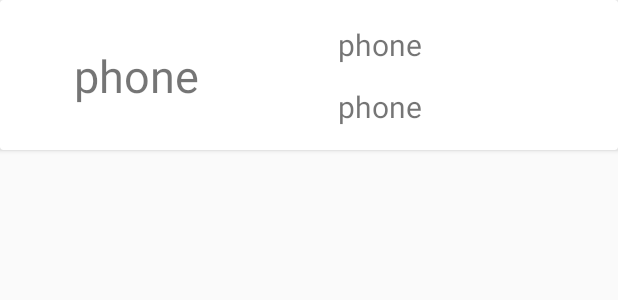
After one commit to arifdroid/10MarchProgress, an Android app: the layout custom_layout_cardview.xml on its own in the app's theme, with its tools: preview values and no code run, on a phone screen of 412 x 824 dp. The commit adds this screen. Shown: the top 300 px of the screen. Run offline under Robolectric (Android 15) with nearby library versions, the phone set to English and light mode, and no system bars.

Commit message:
working recycler view, retrieve data from database firestore cloud

```diff
--- a/app/build.gradle
+++ b/app/build.gradle
@@ -38,5 +38,6 @@ dependencies {
     testImplementation 'junit:junit:4.12'
     androidTestImplementation 'com.android.support.test:runner:1.0.2'
     androidTestImplementation 'com.android.support.test.espresso:espresso-core:3.0.2'
+    implementation 'com.android.support:recyclerview-v7:28.0.0'
 }
 apply plugin: 'com.google.gms.google-services'
--- a/app/src/main/java/com/example/a6march_firestorefinalize/ContactUser.java
+++ b/app/src/main/java/com/example/a6march_firestorefinalize/ContactUser.java
@@ -6,7 +6,6 @@ public class ContactUser {
     private String phone;
 
     public ContactUser() {
-
     }
 
     public String getName() {
--- a/app/src/main/java/com/example/a6march_firestorefinalize/MainActivity.java
+++ b/app/src/main/java/com/example/a6march_firestorefinalize/MainActivity.java
@@ -1,5 +1,6 @@
 package com.example.a6march_firestorefinalize;
 
+import android.content.Intent;
 import android.support.annotation.NonNull;
 import android.support.v7.app.AppCompatActivity;
 import android.os.Bundle;
@@ -9,6 +10,7 @@ import android.widget.Button;
 import android.widget.EditText;
 import android.widget.TextView;
 
+import com.example.a6march_firestorefinalize.listing_firestor_recycler.ListingFireStoreActivity;
 import com.google.android.gms.tasks.OnCompleteListener;
 import com.google.android.gms.tasks.Task;
 import com.google.firebase.FirebaseApp;
@@ -58,6 +60,9 @@ public class MainActivity extends AppCompatActivity {
             @Override
             public void onClick(View v) {
 
+                Intent intent = new Intent(MainActivity.this, ListingFireStoreActivity.class);
+                startActivity(intent);
+                intent.setFlags(Intent.FLAG_ACTIVITY_CLEAR_TOP);
             }
         });
 
--- /dev/null
+++ b/app/src/main/res/layout/custom_layout_cardview.xml
@@ -0,0 +1,69 @@
+<?xml version="1.0" encoding="utf-8"?>
+<android.support.v7.widget.CardView xmlns:android="http://schemas.android.com/apk/res/android"
+    xmlns:app="http://schemas.android.com/apk/res-auto"
+    xmlns:tools="http://schemas.android.com/tools"
+    android:layout_width="match_parent"
+    android:layout_height="wrap_content"
+    android:background="@color/cardview_light_background"
+
+
+    >
+
+    <android.support.constraint.ConstraintLayout
+        android:layout_width="match_parent"
+        android:layout_height="100dp">
+
+
+        <TextView
+            android:id="@+id/textViewName"
+            android:layout_width="wrap_content"
+            android:layout_height="wrap_content"
+            android:layout_marginStart="8dp"
+            android:layout_marginTop="8dp"
+            android:layout_marginEnd="8dp"
+            android:layout_marginBottom="8dp"
+            android:text="phone"
+            android:textSize="30sp"
+            app:layout_constraintBottom_toBottomOf="parent"
+            app:layout_constraintEnd_toStartOf="@+id/guideline2"
+            app:layout_constraintStart_toStartOf="parent"
+            app:layout_constraintTop_toTopOf="parent"
+            app:layout_constraintVertical_bias="0.511" />
+
+        <TextView
+            android:id="@+id/textViewPhone"
+            android:layout_width="wrap_content"
+            android:layout_height="wrap_content"
+            android:layout_marginStart="44dp"
+            android:layout_marginTop="16dp"
+            android:text="phone"
+            android:textSize="20sp"
+            app:layout_constraintStart_toStartOf="@+id/guideline2"
+            app:layout_constraintTop_toTopOf="parent" />
+
+        <TextView
+            android:id="@+id/textViewUid"
+            android:layout_width="wrap_content"
+            android:layout_height="wrap_content"
+            android:layout_marginStart="44dp"
+            android:layout_marginTop="8dp"
+            android:layout_marginBottom="8dp"
+            android:text="phone"
+            android:textSize="20sp"
+            app:layout_constraintBottom_toBottomOf="parent"
+            app:layout_constraintStart_toStartOf="@+id/guideline2"
+            app:layout_constraintTop_toBottomOf="@+id/textViewPhone"
+            app:layout_constraintVertical_bias="0.428" />
+
+        <android.support.constraint.Guideline
+            android:id="@+id/guideline2"
+            android:layout_width="wrap_content"
+            android:layout_height="wrap_content"
+            android:orientation="vertical"
+            app:layout_constraintGuide_percent="0.44" />
+
+
+    </android.support.constraint.ConstraintLayout>
+
+
+</android.support.v7.widget.CardView>
```
Also changed, not shown: app/src/main/java/com/example/a6march_firestorefinalize/listing_firestor_recycler/ContactUserAdapter.java (added, +63 -0 lines), app/src/main/java/com/example/a6march_firestorefinalize/listing_firestor_recycler/ListingFireStoreActivity.java (+48 -0 lines), app/src/main/res/layout/activity_listing_fire_store.xml (+15 -2 lines).
